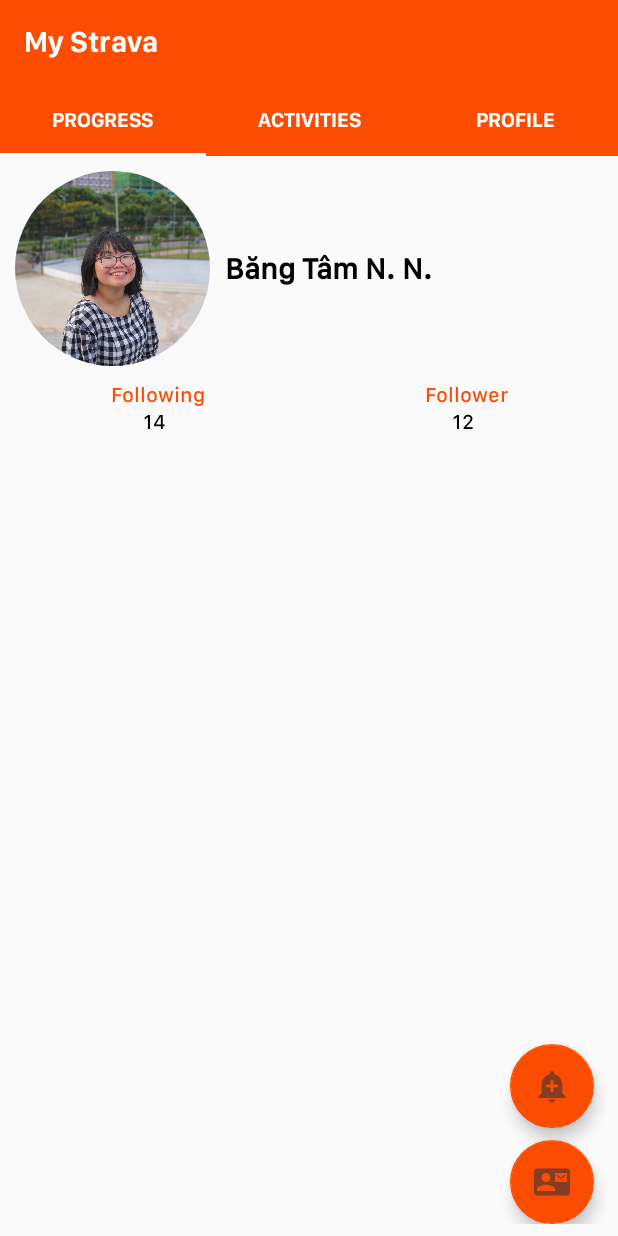
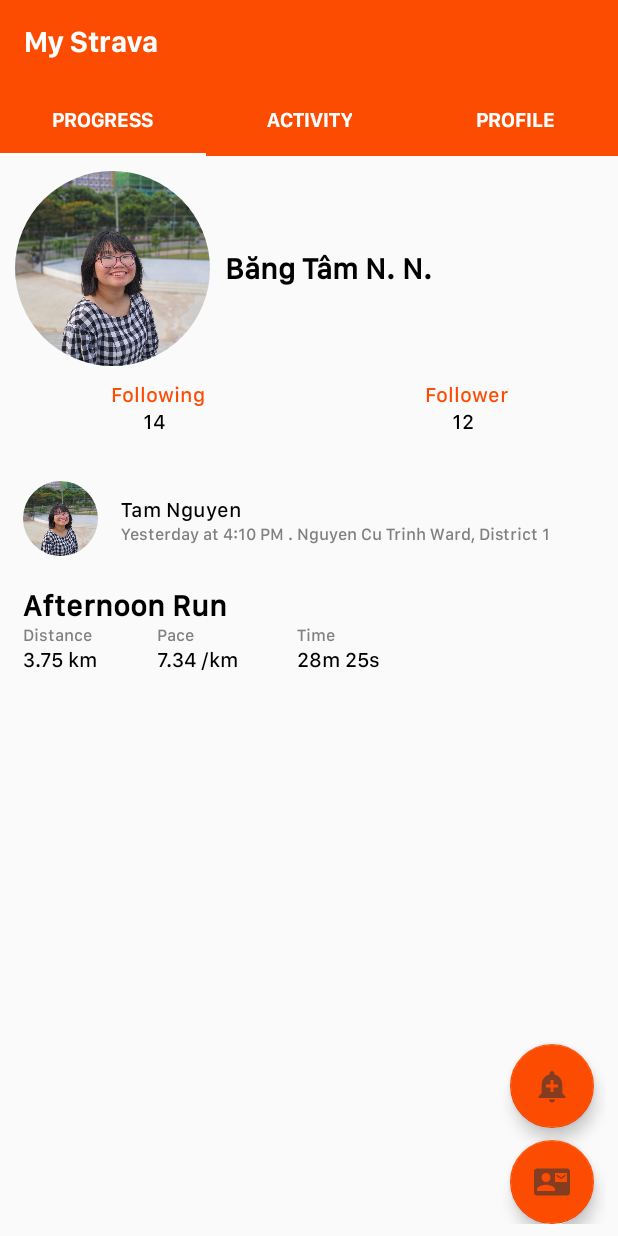
Before and after one commit to tamtamhihi/MyRunningApp, an Android app: the MainActivity screen opened directly, with no data from a screen before it, on a phone screen of 412 x 824 dp. Run offline under Robolectric (Android 15) with nearby library versions, the phone set to English and light mode, and no system bars; our stand-ins replace CircleImageView.

Commit message:
recycler view

```diff
--- a/app/src/main/java/com/example/myrunningapp/MainActivity.java
+++ b/app/src/main/java/com/example/myrunningapp/MainActivity.java
@@ -38,25 +38,23 @@
         ViewPager2 viewPager = findViewById(R.id.viewpager);
         viewPager.setAdapter(adapter);
 
-        TabLayout tabLayout = findViewById(R.id.tablayout);
+        final TabLayout tabLayout = findViewById(R.id.tablayout);
         new TabLayoutMediator(tabLayout, viewPager, new TabLayoutMediator.TabConfigurationStrategy() {
             @Override
             public void onConfigureTab(@NonNull TabLayout.Tab tab, int position) {
-                switch (position) {
+                switch(position){
                     case 0:
                         tab.setText("PROGRESS");
                         break;
                     case 1:
-                        tab.setText("ACTIVITIES");
+                        tab.setText("ACTIVITY");
                         break;
                     case 2:
                         tab.setText("PROFILE");
                         break;
-                    default:
                 }
             }
         }).attach();
-
     }
 
 
--- a/app/src/main/java/com/example/myrunningapp/ProfileTabFragment.java
+++ b/app/src/main/java/com/example/myrunningapp/ProfileTabFragment.java
@@ -8,6 +8,8 @@
 import androidx.annotation.NonNull;
 import androidx.annotation.Nullable;
 import androidx.fragment.app.Fragment;
+import androidx.recyclerview.widget.LinearLayoutManager;
+import androidx.recyclerview.widget.RecyclerView;
 
 import android.provider.AlarmClock;
 import android.view.LayoutInflater;
@@ -15,6 +17,7 @@
 import android.view.ViewGroup;
 import android.widget.Button;
 import android.widget.EditText;
+import android.widget.LinearLayout;
 import android.widget.TextView;
 import android.widget.TimePicker;
 
@@ -41,6 +44,13 @@
     public void onViewCreated(@NonNull View view, @Nullable Bundle savedInstanceState) {
         super.onViewCreated(view, savedInstanceState);
         renderButtons();
+        RecyclerView recyclerView = view.findViewById(R.id.activities);
+        double[] distance = {3.75, 4.00, 1.91, 2.08, 3.00};
+        double[] pace = {7.34, 8.03, 8.07, 7.58, 7.55};
+        int[] time = {1705, 1925, 934, 996, 1426};
+        RunningActivityAdapter adapter = new RunningActivityAdapter(distance, pace, time, getContext());
+        recyclerView.setAdapter(adapter);
+        recyclerView.setLayoutManager(new LinearLayoutManager(getContext()));
     }
 
     private void renderButtons() {
--- /dev/null
+++ b/app/src/main/java/com/example/myrunningapp/RunningActivityAdapter.java
@@ -0,0 +1,60 @@
+package com.example.myrunningapp;
+
+import android.content.Context;
+import android.view.LayoutInflater;
+import android.view.View;
+import android.view.ViewGroup;
+import android.widget.ImageView;
+import android.widget.TextView;
+
+import androidx.annotation.NonNull;
+import androidx.recyclerview.widget.RecyclerView;
+
+public class RunningActivityAdapter extends RecyclerView.Adapter<RunningActivityAdapter.ViewHolder> {
+    private int[]  time;
+    private double[] distance, pace;
+    private Context context;
+    public RunningActivityAdapter(double[] distance, double[] pace, int[] time, Context context){
+        this.distance=distance;
+        this.pace = pace;
+        this.time = time;
+        this.context = context;
+    }
+    @NonNull
+    @Override
+    public ViewHolder onCreateViewHolder(@NonNull ViewGroup parent, int viewType) {
+        View view = LayoutInflater.from(parent.getContext())
+                .inflate(R.layout.running_activity_items_layout, parent, false);
+        return new ViewHolder((view));
+    }
+
+
+    @Override
+    public void onBindViewHolder(@NonNull ViewHolder holder, int position) {
+        holder.distanceView.setText(Double.toString(distance[position]) + " km");
+        holder.paceView.setText(Double.toString(pace[position]) + " /km");
+        int min = time[position]/60;
+        int sec = time[position] % 60;
+        holder.timeView.setText(Integer.toString(min) + "m " + Integer.toString(sec) + "s");
+        int resID = context.getResources().getIdentifier("p" + Integer.toString(position+1) + ".jpg",
+                "drawable", context.getPackageName());
+        holder.imageView.setImageResource(resID);
+    }
+
+    @Override
+    public int getItemCount() {
+        return time.length;
+    }
+
+    public class ViewHolder extends RecyclerView.ViewHolder {
+        public TextView distanceView, paceView, timeView;
+        public ImageView imageView;
+        public ViewHolder(@NonNull View itemView) {
+            super(itemView);
+            distanceView= itemView.findViewById(R.id.distanceID);
+            paceView = itemView.findViewById(R.id.paceID);
+            timeView = itemView.findViewById(R.id.timeID);
+            imageView = itemView.findViewById(R.id.p1ID);
+        }
+    }
+}
--- a/app/src/main/res/layout/activity_main.xml
+++ b/app/src/main/res/layout/activity_main.xml
@@ -24,5 +24,5 @@
     <androidx.viewpager2.widget.ViewPager2
         android:id="@+id/viewpager"
         android:layout_width="match_parent"
-        android:layout_height="fill_parent" />
+        android:layout_height="fill_parent"/>
 </LinearLayout>
--- a/app/src/main/res/layout/profile_tab_fragment.xml
+++ b/app/src/main/res/layout/profile_tab_fragment.xml
@@ -9,7 +9,7 @@
 
     <LinearLayout
         android:layout_width="match_parent"
-        android:layout_height="wrap_content"
+        android:layout_height="match_parent"
         android:orientation="vertical">
 
         <LinearLayout
@@ -58,7 +58,8 @@
         <LinearLayout
             android:layout_width="match_parent"
             android:layout_height="wrap_content"
-            android:orientation="horizontal">
+            android:orientation="horizontal"
+            android:id="@+id/follow">
 
             <TextView
                 android:layout_width="wrap_content"
@@ -76,6 +77,13 @@
                 android:textAppearance="@style/NormalText"
                 android:textAlignment="center" />
         </LinearLayout>
+        <androidx.recyclerview.widget.RecyclerView
+            android:layout_width="match_parent"
+            android:layout_height="match_parent"
+            android:layout_marginTop="15dp"
+            android:layout_marginBottom="15dp"
+            android:id="@+id/activities"/>
+
     </LinearLayout>
 
     <LinearLayout
--- /dev/null
+++ b/app/src/main/res/layout/running_activity_items_layout.xml
@@ -0,0 +1,96 @@
+<?xml version="1.0" encoding="utf-8"?>
+<LinearLayout
+    xmlns:android="http://schemas.android.com/apk/res/android" android:layout_width="match_parent"
+    android:layout_height="match_parent"
+    android:orientation="vertical">
+
+    <LinearLayout
+        android:layout_width="match_parent"
+        android:layout_height="wrap_content">
+        <de.hdodenhof.circleimageview.CircleImageView
+            android:layout_width="50dp"
+            android:layout_height="50dp"
+            android:layout_margin="15dp"
+            android:src="@drawable/ava"/>
+        <LinearLayout
+            android:layout_width="wrap_content"
+            android:layout_height="wrap_content"
+            android:orientation="vertical">
+        <TextView
+            android:layout_width="match_parent"
+            android:layout_height="wrap_content"
+            android:text="Tam Nguyen"
+            android:layout_marginTop= "25dp"
+            android:textAppearance="@style/BlackText"/>
+        <TextView
+            android:layout_width="match_parent"
+            android:layout_height="wrap_content"
+            android:text="Yesterday at 4:10 PM . Nguyen Cu Trinh Ward, District 1"
+            android:textAppearance="@style/TimeAddress"/>
+        </LinearLayout>
+    </LinearLayout>
+    <TextView
+        android:layout_width="match_parent"
+        android:layout_height="wrap_content"
+        android:text="Afternoon Run"
+        android:layout_marginLeft="15dp"
+        android:layout_marginTop="5dp"
+        android:textAppearance="@style/Title"/>
+    <GridLayout
+        android:layout_width="match_parent"
+        android:layout_height="wrap_content"
+        android:columnCount="3"
+        android:rowCount="2"
+        android:orientation="horizontal"
+        android:layout_marginLeft="15dp"
+        android:layout_marginRight="120dp">
+        <TextView
+            android:layout_width="wrap_content"
+            android:layout_height="wrap_content"
+            android:text="Distance"
+            android:layout_columnWeight="1"
+            android:textAppearance="@style/TimeAddress"/>
+        <TextView
+            android:layout_width="wrap_content"
+            android:layout_height="wrap_content"
+            android:text="Pace"
+            android:layout_columnWeight="1"
+            android:textAppearance="@style/TimeAddress"/>
+        <TextView
+            android:layout_width="wrap_content"
+            android:layout_height="wrap_content"
+            android:text="Time"
+            android:layout_columnWeight="1"
+            android:textAppearance="@style/TimeAddress"/>
+        <TextView
+            android:layout_width="wrap_content"
+            android:layout_height="wrap_content"
+            android:text="3.75 km"
+            android:layout_columnWeight="1"
+            android:id="@+id/distanceID"
+            android:textAppearance="@style/BlackText"/>
+        <TextView
+            android:layout_width="wrap_content"
+            android:layout_height="wrap_content"
+            android:text="7:34 /km"
+            android:id="@+id/paceID"
+            android:layout_columnWeight="1"
+            android:textAppearance="@style/BlackText"/>
+        <TextView
+            android:layout_width="wrap_content"
+            android:layout_height="wrap_content"
+            android:text="28m 25s"
+            android:id="@+id/timeID"
+            android:layout_columnWeight="1"
+            android:textAppearance="@style/BlackText"/>
+    </GridLayout>
+    <ImageView
+        android:layout_width="match_parent"
+        android:layout_height="250dp"
+        android:scaleType="centerCrop"
+        android:layout_marginTop="15dp"
+        android:src="@drawable/p1"
+        android:id="@+id/p1ID"/>
+
+
+</LinearLayout>
--- a/app/src/main/res/values/styles.xml
+++ b/app/src/main/res/values/styles.xml
@@ -23,8 +23,16 @@
         <item name="fontFamily">@font/text</item>
         <item name="android:textSize">14sp</item>
     </style>
+    <style name="TimeAddress">
+        <item name="fontFamily">@font/text</item>
+        <item name="android:textColor">#808080</item>
+        <item name="android:textSize">11sp</item>
+    </style>
     <style name="OrangeText" parent="NormalText">
         <item name="android:textColor">@color/colorPrimary</item>
+    </style>
+    <style name="BlackText" parent="NormalText">
+        <item name="android:textColor">@color/black</item>
     </style>
     <style name="Toolbar">
         <item name="fontFamily">@font/bold</item>
```
Also changed, not shown: app/src/main/res/drawable/p1.jpg (added), app/src/main/res/drawable/p2.jpg (added), app/src/main/res/drawable/p3.jpg (added), app/src/main/res/drawable/p4.jpg (added), app/src/main/res/drawable/p5.jpg (added).
